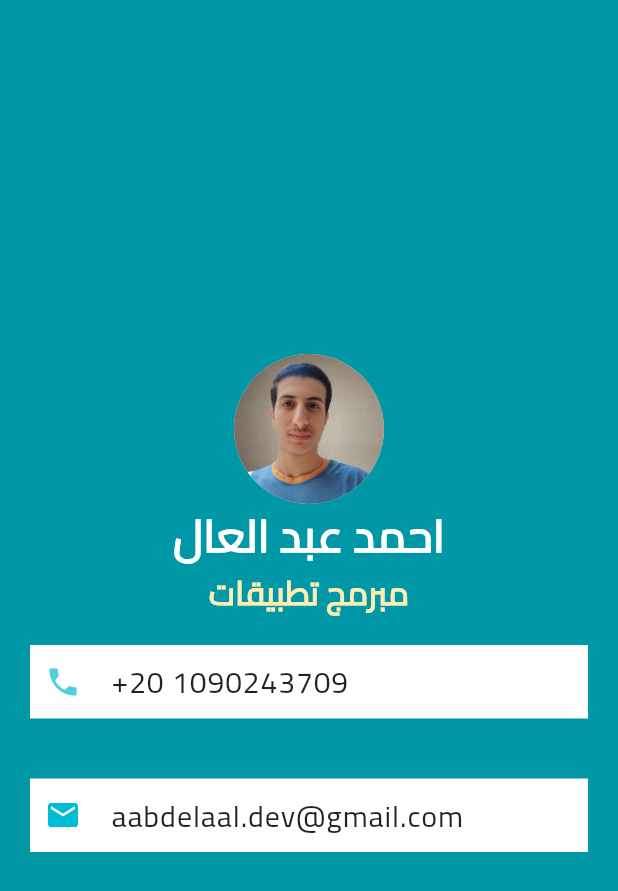
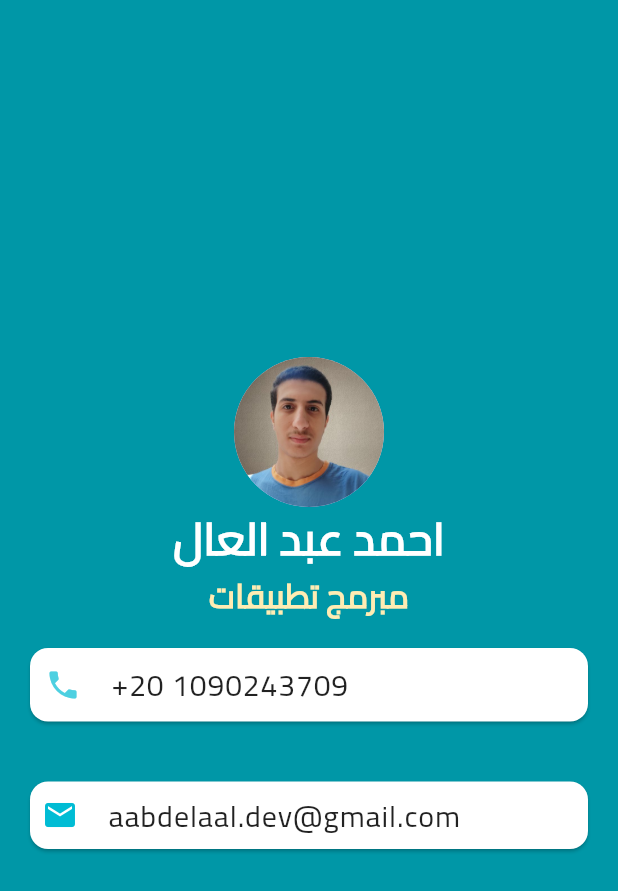
Before and after one commit to aabdelaal-dev/betakati_app, a Flutter app: the screen it shows after launch, on a phone screen of 412 x 824 dp. Shown: the top 891 px of the screen. Run offline on Flutter 3.47's test engine with Material 3 defaults, Android fonts, the phone set to English and light mode, and no system bars.

Commit message:
Card and Padding Widget

```diff
--- a/lib/main.dart
+++ b/lib/main.dart
@@ -14,7 +14,8 @@ class MyApp extends StatelessWidget {
         backgroundColor: Colors.cyan[700],
         body: SafeArea(
           child: Column(
-            mainAxisAlignment: MainAxisAlignment.center,
+            mainAxisAlignment:
+                MainAxisAlignment.center,
             children: [
               CircleAvatar(
                 radius: 50.0,
@@ -41,10 +42,11 @@ class MyApp extends StatelessWidget {
                   fontWeight: FontWeight.bold,
                 ),
               ),
-              Container(
+              Card(
                 color: Colors.white,
                 margin: EdgeInsets.all(20),
-                padding: EdgeInsets.all(10),
+                child: Padding(
+                  padding: const EdgeInsets.all(10.0),
                   child: Row(
                     //mainAxisAlignment: MainAxisAlignment.spaceBetween,
                     children: [
@@ -65,29 +67,30 @@ class MyApp extends StatelessWidget {
                     ],
                   ),
                 ),
-              Container(
+              ),
+              Card(
                 margin: EdgeInsets.all(20),
-                padding: EdgeInsets.all(10),
                 color: Colors.white,
+                child: Padding(
+                  padding: const EdgeInsets.all(8.0),
                   child: Row(
                     children: [
                       Icon(
                         Icons.email,
                         color: Colors.cyan[500],
                       ),
-                    SizedBox(
-                      width: 20,
-                    ),
+                      SizedBox(width: 20),
                       Text(
                         'aabdelaal.dev@gmail.com',
-                      style:TextStyle(
+                        style: TextStyle(
                           color: Colors.black87,
                           fontSize: 20,
                           fontFamily: 'Cairo',
                           letterSpacing: .6,
-                      ) ,
-                    )
+                        ),
+                      ),
                     ],
+                  ),
                 ),
               ),
             ],
```
Lines whose indentation alone changed are shown as unchanged.
